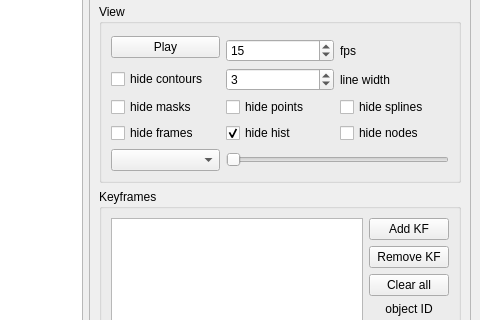
The window that mainwindow.ui (tomgrad/echo) describes before a commit, drawn with Qt 5; both pictures show x 632 to 1112 and y 140 to 460 of the 1112 by 963 pixel window.
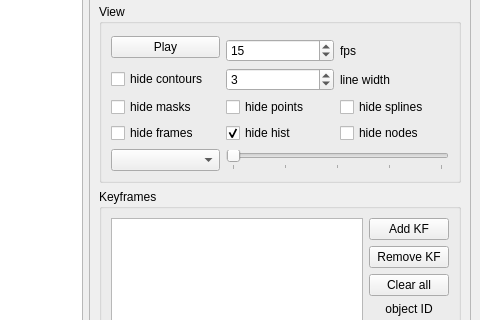
The same window after the commit. Custom widgets are drawn as their Qt base class.

Commit message: Add ticks to angle slider

```diff
--- a/mainwindow.ui
+++ b/mainwindow.ui
@@ -222,6 +222,12 @@
             <property name="orientation">
              <enum>Qt::Orientation::Horizontal</enum>
             </property>
+            <property name="tickPosition">
+             <enum>QSlider::TickPosition::TicksBelow</enum>
+            </property>
+            <property name="tickInterval">
+             <number>45</number>
+            </property>
            </widget>
           </item>
          </layout>
```
Left out of the diff: 2 changed lines with no effect on the pictures. The commit also changes 1 other file.
